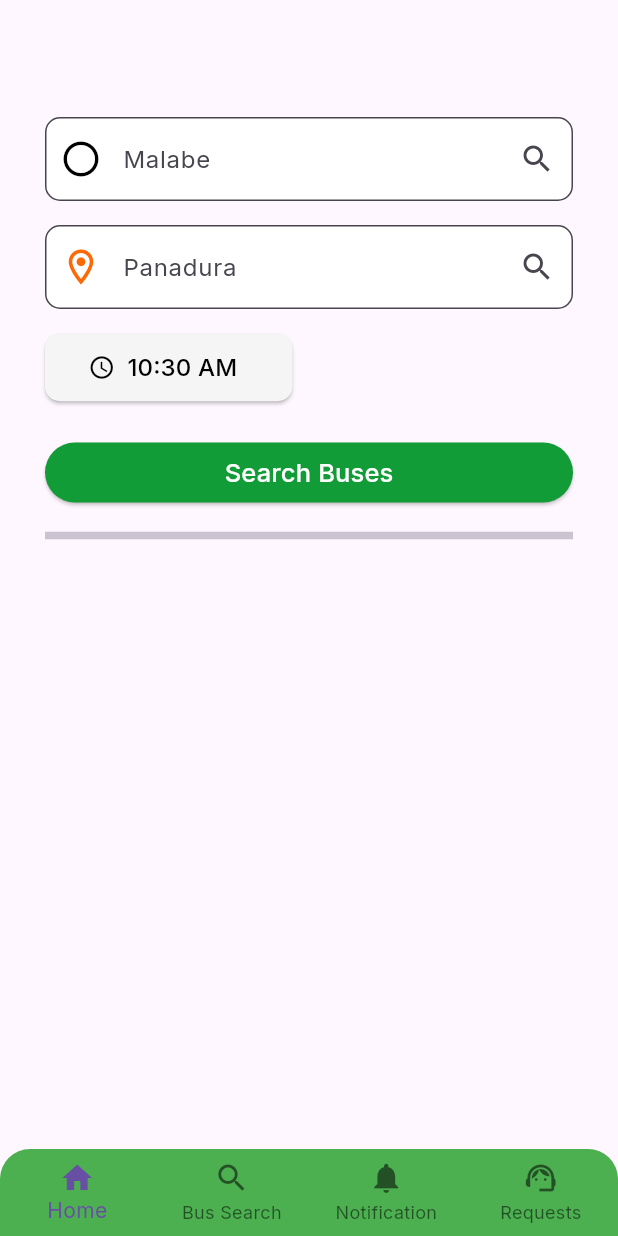
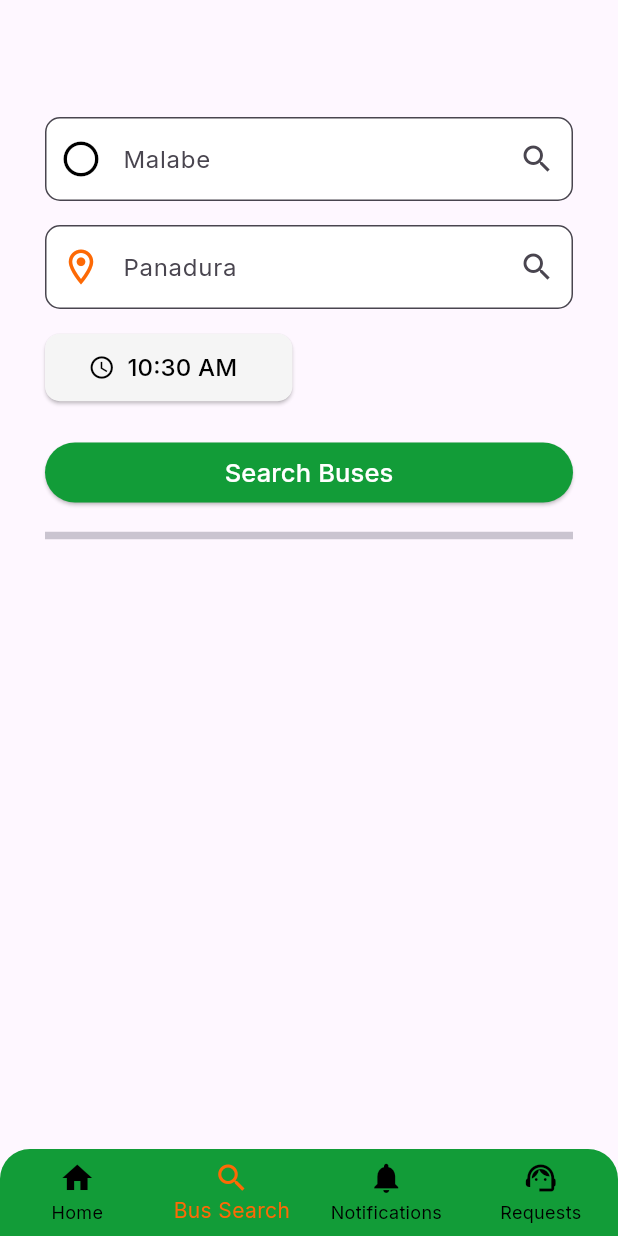
Before and after one commit to udithgunasekara/UEE_BusTicketBooking, a Flutter app: the SearchBusesScreen screen opened by its route, on a phone screen of 412 x 824 dp. Run offline on Flutter 3.47's test engine with Material 3 defaults, Android fonts, the phone set to English and light mode, and no system bars; our stand-ins replace cloud_firestore, firebase_auth, firebase_core, firebase_storage, google_fonts, image_picker and 4 more; missing offline and left inert: dart:ffi, mobile_scanner; accounts and stored records are empty.

Commit message:
navbar color changed

```diff
--- a/swiftbus/lib/BusSearch/screen/busSearch/search_buses_screen.dart
+++ b/swiftbus/lib/BusSearch/screen/busSearch/search_buses_screen.dart
@@ -193,7 +193,7 @@
           ],
         ),
       ),
-      bottomNavigationBar: const Navbar(),
+      bottomNavigationBar: const Navbar(selectedIndex: 1,),
     );
   }
 }
--- a/swiftbus/lib/BusSearch/screen/paymentPage/show_bus_details_screen.dart
+++ b/swiftbus/lib/BusSearch/screen/paymentPage/show_bus_details_screen.dart
@@ -103,7 +103,7 @@
           ),
         ),
       ),
-      bottomNavigationBar: const Navbar(),
+      bottomNavigationBar: const Navbar(selectedIndex: 1,),
     );
   }
 }
--- a/swiftbus/lib/UserSupport/Conductor/ViewUserRequest.dart
+++ b/swiftbus/lib/UserSupport/Conductor/ViewUserRequest.dart
@@ -74,7 +74,7 @@
     return Scaffold(
       appBar: AppBar(
         toolbarHeight: 100,
-        backgroundColor: Colors.orange,
+        backgroundColor: Color(0xFFFD6905),
         elevation: 0,
         shape: const RoundedRectangleBorder(
           borderRadius: BorderRadius.only(
@@ -173,7 +173,7 @@
           );
         },
       ),
-      bottomNavigationBar: const Navbar(),
+      bottomNavigationBar: const Navbar(selectedIndex: 3,),
     );
   }
 }
--- a/swiftbus/lib/UserSupport/Passenger/viewPreviousRequest.dart
+++ b/swiftbus/lib/UserSupport/Passenger/viewPreviousRequest.dart
@@ -53,7 +53,7 @@
     return Scaffold(
       appBar: AppBar(
         toolbarHeight: 100,
-        backgroundColor: Colors.orange,
+        backgroundColor: Color(0xFFFD6905),
         elevation: 0,
         shape: const RoundedRectangleBorder(
           borderRadius: BorderRadius.only(
@@ -152,7 +152,7 @@
           );
         },
       ),
-      bottomNavigationBar: const Navbar(),
+      bottomNavigationBar: const Navbar(selectedIndex: 3,),
     );
   }
 }
--- a/swiftbus/lib/common/Home.dart
+++ b/swiftbus/lib/common/Home.dart
@@ -90,7 +90,7 @@
     return Scaffold(
       appBar: AppBar(
         toolbarHeight: 100,
-        backgroundColor: Colors.orange,
+        backgroundColor: Color(0xFFFD6905),
         elevation: 0,
         shape: const RoundedRectangleBorder(
           borderRadius: BorderRadius.only(
@@ -134,12 +134,12 @@
             }
           },
           tooltip: 'pop up box',
-          backgroundColor: Colors.orange,
+          backgroundColor: Color(0xFFFD6905),
           shape: const CircleBorder(),
           child: const Icon(Icons.support_agent),
         ),
       ),
-      bottomNavigationBar: const Navbar(),
+      bottomNavigationBar: const Navbar(selectedIndex: 0,),
     );
   }
 }
--- a/swiftbus/lib/common/ModeratorHome.dart
+++ b/swiftbus/lib/common/ModeratorHome.dart
@@ -88,7 +88,7 @@
     return Scaffold(
       appBar: AppBar(
         toolbarHeight: 100,
-        backgroundColor: Colors.orange,
+        backgroundColor: Color(0xFFFD6905),
         elevation: 0,
         shape: const RoundedRectangleBorder(
           borderRadius: BorderRadius.only(
@@ -111,7 +111,7 @@
         ),
       ),
       body: Busdetailswidget(userId: userId),
-      bottomNavigationBar: const Navbar(),
+      bottomNavigationBar: const Navbar(selectedIndex: 0,),
     );
   }
 }
--- a/swiftbus/lib/common/NavBar.dart
+++ b/swiftbus/lib/common/NavBar.dart
@@ -8,8 +8,11 @@
 import 'package:swiftbus/common/Home.dart';
 import 'package:swiftbus/common/inbox.dart';
 
+// File: lib/widgets/navbar.dart
 class Navbar extends StatefulWidget {
-  const Navbar({Key? key}) : super(key: key);
+  final int selectedIndex;  // Pass the selectedIndex from each screen
+
+  const Navbar({Key? key, required this.selectedIndex}) : super(key: key);
 
   @override
   _NavbarState createState() => _NavbarState();
@@ -36,11 +39,9 @@
       });
       _fetchBusId();
     } else {
-      // Handle the case when userID is not found
       setState(() {
         isLoading = false;
       });
-      // Optionally, navigate to a login screen or handle unauthenticated state
     }
   }
 
@@ -73,81 +74,43 @@
 
     return Container(
       decoration: const BoxDecoration(
-        color: Colors.green,
+        color: Color(0xFF129C38),
         borderRadius: BorderRadius.only(
           topLeft: Radius.circular(20.0),
           topRight: Radius.circular(20.0),
         ),
       ),
-      child: StreamBuilder<QuerySnapshot>(
-        stream: (busId != null && userId != null)
-            ? DatabaseMethods().getaNotification(busId!, userId!)
-            : null,
-        builder: (context, snapshot) {
-          bool hasUnread = false;
-
-          if (snapshot.hasData && snapshot.data != null) {
-            hasUnread = snapshot.data!.docs.any((doc) => doc['isread'] == false);
-          }
-
-          if (snapshot.connectionState == ConnectionState.waiting) {
-            return _buildBottomNavigationBar(context, hasUnread);
-          }
-
-          if (snapshot.hasError) {
-            return const Text("Error loading notifications");
-          }
-
-          return _buildBottomNavigationBar(context, hasUnread);
-        },
-      ),
+      child: _buildBottomNavigationBar(context),
     );
   }
 
-  BottomNavigationBar _buildBottomNavigationBar(BuildContext context, bool hasUnread) {
+  BottomNavigationBar _buildBottomNavigationBar(BuildContext context) {
     return BottomNavigationBar(
       type: BottomNavigationBarType.fixed,
       backgroundColor: Colors.transparent,
       elevation: 0,
-      items: [
-        const BottomNavigationBarItem(
+      selectedItemColor: Color(0xFFFD6905),
+      unselectedItemColor: Colors.black,
+      currentIndex: widget.selectedIndex,  // Use the passed selectedIndex
+      items: const [
+        BottomNavigationBarItem(
           icon: Icon(Icons.home),
           label: 'Home',
         ),
-        const BottomNavigationBarItem(
+        BottomNavigationBarItem(
           icon: Icon(Icons.search),
           label: 'Bus Search',
         ),
         BottomNavigationBarItem(
-          icon: Stack(
-            children: [
-              const Icon(Icons.notifications),
-              if (hasUnread)
-                Positioned(
-                  right: 0,
-                  top: 0,
-                  child: Container(
-                    padding: const EdgeInsets.all(2),
-                    decoration: const BoxDecoration(
-                      color: Colors.red,
-                      shape: BoxShape.circle,
-                    ),
-                    constraints: const BoxConstraints(
-                      minWidth: 9,
-                      minHeight: 9,
-                    ),
-                  ),
-                ),
-            ],
-          ),
-          label: 'Notification',
+          icon: Icon(Icons.notifications),
+          label: 'Notifications',
         ),
-        const BottomNavigationBarItem(
+        BottomNavigationBarItem(
           icon: Icon(Icons.support_agent),
           label: 'Requests',
         ),
       ],
-      onTap: (int index) {
+      onTap: (index) {
         _handleNavigation(context, index);
       },
     );
@@ -156,13 +119,13 @@
   void _handleNavigation(BuildContext context, int index) {
     switch (index) {
       case 0:
-        Navigator.of(context).pushAndRemoveUntil(
+        Navigator.pushReplacement(
+          context,
           MaterialPageRoute(builder: (context) => const Home()),
-          (Route<dynamic> route) => false,
         );
         break;
       case 1:
-      Navigator.push(
+        Navigator.pushReplacement(
           context,
           MaterialPageRoute(
             builder: (context) => SearchBusesScreen(),
@@ -170,7 +133,7 @@
         );
         break;
       case 2:
-        Navigator.push(
+        Navigator.pushReplacement(
           context,
           MaterialPageRoute(
             builder: (context) => const Inbox(),
@@ -178,7 +141,7 @@
         );
         break;
       case 3:
-        Navigator.push(
+        Navigator.pushReplacement(
           context,
           MaterialPageRoute(
             builder: (context) => const ViewPreviousRequests(),
--- a/swiftbus/lib/common/inbox.dart
+++ b/swiftbus/lib/common/inbox.dart
@@ -73,7 +73,7 @@
     return Scaffold(
       appBar: AppBar(
         toolbarHeight: 100,
-        backgroundColor: Colors.orange,
+        backgroundColor: Color(0xFFFD6905),
         elevation: 0,
         shape: const RoundedRectangleBorder(
           borderRadius: BorderRadius.only(
@@ -170,7 +170,7 @@
                 );
               },
             ),
-      bottomNavigationBar: const Navbar(),
+      bottomNavigationBar: const Navbar(selectedIndex: 2,),
     );
   }
 }
--- a/swiftbus/lib/common/onboarding_page.dart
+++ b/swiftbus/lib/common/onboarding_page.dart
@@ -21,7 +21,7 @@
           gradient: LinearGradient(
             begin: Alignment.topLeft,
             end: Alignment.bottomRight,
-            colors: [Colors.green, Colors.orange],
+            colors: [Color(0xFF129C38), Color(0xFFFD6905)],
           ),
         ),
         child: FutureBuilder<bool>(
```
Also changed, not shown: swiftbus/lib/UserSupport/Passenger/UserSupport.dart (+10 -10 lines).
